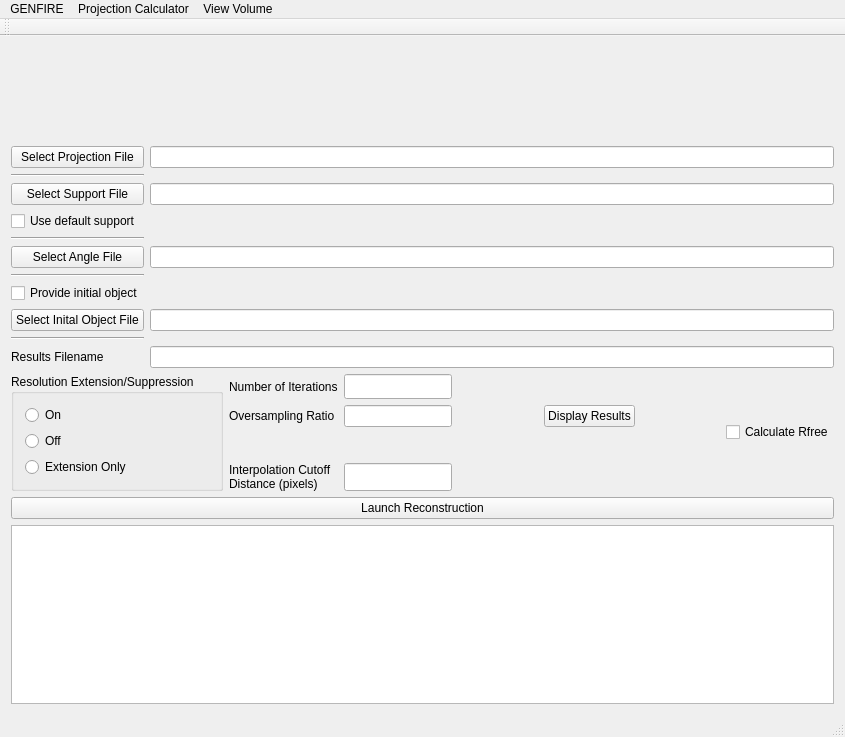
Qt form mainwindow.ui (genfire-em/GENFIRE-Python) before a commit.
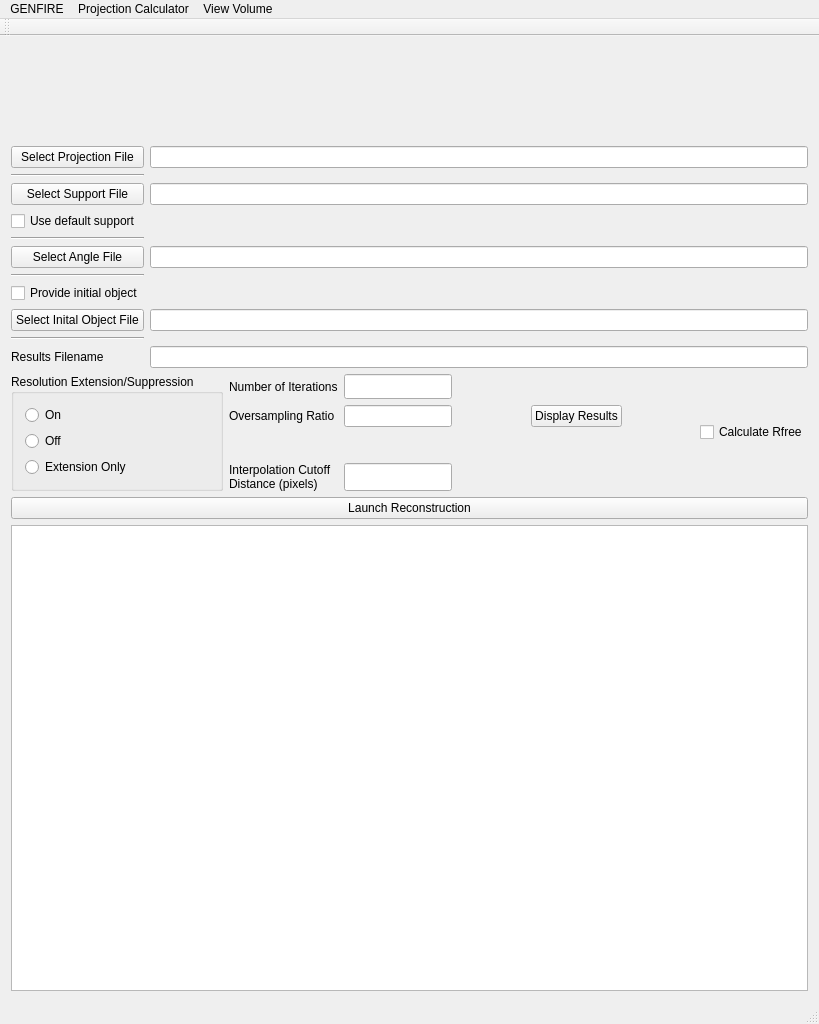
The same form after that commit. Icons and pictures are not drawn.

What changed in the file:
```diff
--- a/mainwindow.ui
+++ b/mainwindow.ui
@@ -6,8 +6,8 @@
    <rect>
     <x>0</x>
     <y>0</y>
-    <width>845</width>
-    <height>737</height>
+    <width>819</width>
+    <height>1024</height>
    </rect>
   </property>
   <property name="windowTitle">
@@ -337,7 +337,7 @@
     <rect>
      <x>0</x>
      <y>0</y>
-     <width>845</width>
+     <width>819</width>
      <height>22</height>
     </rect>
    </property>
```
Left out of the diff: 4 changed lines with no effect on the pictures.
